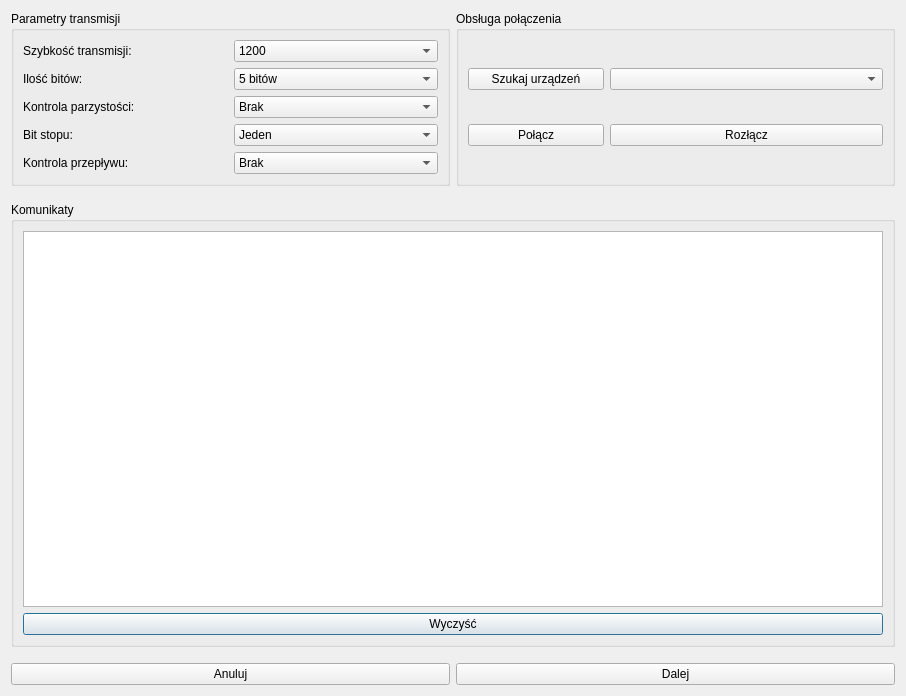
This is BBot/ui/communicationwindow.ui in AdamKrzykala/Balancing-robot-STM32-Qt5-App as Qt 5 draws it before an edit. The edited form follows.
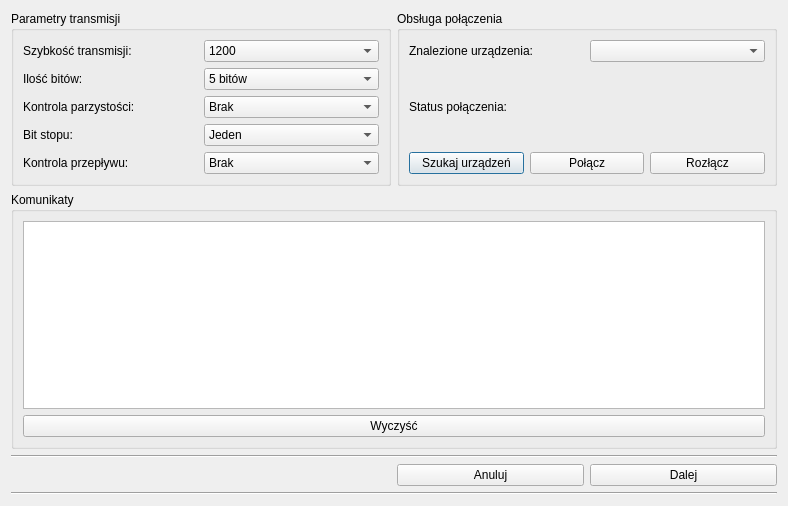
This is the edited form.

```diff
--- a/BBot/ui/communicationwindow.ui
+++ b/BBot/ui/communicationwindow.ui
@@ -6,56 +6,80 @@
    <rect>
     <x>0</x>
     <y>0</y>
-    <width>906</width>
-    <height>696</height>
+    <width>788</width>
+    <height>506</height>
    </rect>
   </property>
   <property name="windowTitle">
    <string>Łączenie</string>
   </property>
   <layout class="QGridLayout" name="gridLayout_4">
-   <item row="1" column="0" colspan="2">
-    <spacer name="verticalSpacer">
-     <property name="orientation">
-      <enum>Qt::Vertical</enum>
-     </property>
-     <property name="sizeType">
-      <enum>QSizePolicy::Preferred</enum>
-     </property>
-     <property name="sizeHint" stdset="0">
-      <size>
-       <width>20</width>
-       <height>10</height>
-      </size>
-     </property>
-    </spacer>
-   </item>
-   <item row="2" column="0" colspan="2">
-    <widget class="QGroupBox" name="groupBox_2">
+   <item row="0" column="1">
+    <widget class="QGroupBox" name="groupBox_3">
      <property name="title">
-      <string>Komunikaty</string>
+      <string>Obsługa połączenia</string>
      </property>
-     <layout class="QGridLayout" name="gridLayout_2">
+     <layout class="QGridLayout" name="gridLayout_3">
       <item row="0" column="0">
-       <widget class="QTextBrowser" name="textBrowser_Logs"/>
+       <layout class="QHBoxLayout" name="horizontalLayout_8">
+        <item>
+         <widget class="QLabel" name="label_7">
+          <property name="text">
+           <string>Znalezione urządzenia:</string>
+          </property>
+         </widget>
+        </item>
+        <item>
+         <widget class="QComboBox" name="comboBox_Devices"/>
+        </item>
+       </layout>
       </item>
       <item row="1" column="0">
-       <widget class="QPushButton" name="pushButton_Clear">
-        <property name="text">
-         <string>Wyczyść</string>
-        </property>
-       </widget>
+       <layout class="QHBoxLayout" name="horizontalLayout_6">
+        <item>
+         <widget class="QLabel" name="label_6">
+          <property name="text">
+           <string>Status połączenia:</string>
+          </property>
+         </widget>
+        </item>
+        <item>
+         <widget class="QLabel" name="label_ConnectionStatus">
+          <property name="text">
+           <string/>
+          </property>
+         </widget>
+        </item>
+       </layout>
+      </item>
+      <item row="2" column="0">
+       <layout class="QHBoxLayout" name="horizontalLayout_7">
+        <item>
+         <widget class="QPushButton" name="pushButton_Search">
+          <property name="text">
+           <string>Szukaj urządzeń</string>
+          </property>
+         </widget>
+        </item>
+        <item>
+         <widget class="QPushButton" name="pushButton_Connect">
+          <property name="text">
+           <string>Połącz</string>
+          </property>
+         </widget>
+        </item>
+        <item>
+         <widget class="QPushButton" name="pushButton_Disconnect">
+          <property name="text">
+           <string>Rozłącz</string>
+          </property>
+         </widget>
+        </item>
+       </layout>
       </item>
      </layout>
     </widget>
    </item>
-   <item row="4" column="1">
-    <widget class="QPushButton" name="pushButton_Continue">
-     <property name="text">
-      <string>Dalej</string>
-     </property>
-    </widget>
-   </item>
    <item row="0" column="0">
     <widget class="QGroupBox" name="groupBox">
      <property name="title">
@@ -275,61 +299,56 @@
      </layout>
     </widget>
    </item>
-   <item row="0" column="1">
-    <widget class="QGroupBox" name="groupBox_3">
+   <item row="3" column="1">
+    <layout class="QHBoxLayout" name="horizontalLayout_9">
+     <item>
+      <widget class="QPushButton" name="pushButton_Cancel">
+       <property name="text">
+        <string>Anuluj</string>
+       </property>
+      </widget>
+     </item>
+     <item>
+      <widget class="QPushButton" name="pushButton_Continue">
+       <property name="text">
+        <string>Dalej</string>
+       </property>
+      </widget>
+     </item>
+    </layout>
+   </item>
+   <item row="2" column="0" colspan="2">
+    <widget class="Line" name="line">
+     <property name="orientation">
+      <enum>Qt::Horizontal</enum>
+     </property>
+    </widget>
+   </item>
+   <item row="1" column="0" colspan="2">
+    <widget class="QGroupBox" name="groupBox_2">
      <property name="title">
-      <string>Obsługa połączenia</string>
+      <string>Komunikaty</string>
      </property>
-     <layout class="QGridLayout" name="gridLayout_3">
-      <item row="1" column="0">
-       <widget class="QPushButton" name="pushButton_Connect">
-        <property name="text">
-         <string>Połącz</string>
-        </property>
-       </widget>
-      </item>
-      <item row="1" column="1" colspan="2">
-       <widget class="QPushButton" name="pushButton_Disconnect">
-        <property name="text">
-         <string>Rozłącz</string>
-        </property>
-       </widget>
-      </item>
+     <layout class="QGridLayout" name="gridLayout_2">
       <item row="0" column="0">
-       <widget class="QPushButton" name="pushButton_Search">
+       <widget class="QTextBrowser" name="textBrowser_Logs"/>
+      </item>
+      <item row="1" column="0">
+       <widget class="QPushButton" name="pushButton_Clear">
         <property name="text">
-         <string>Szukaj urządzeń</string>
+         <string>Wyczyść</string>
         </property>
        </widget>
       </item>
-      <item row="0" column="1" colspan="2">
-       <widget class="QComboBox" name="comboBox_Devices"/>
-      </item>
      </layout>
     </widget>
    </item>
-   <item row="4" column="0">
-    <widget class="QPushButton" name="pushButton_Cancel">
-     <property name="text">
-      <string>Anuluj</string>
-     </property>
-    </widget>
-   </item>
-   <item row="3" column="0" colspan="2">
-    <spacer name="verticalSpacer_2">
+   <item row="4" column="0" colspan="2">
+    <widget class="Line" name="line_2">
      <property name="orientation">
-      <enum>Qt::Vertical</enum>
+      <enum>Qt::Horizontal</enum>
      </property>
-     <property name="sizeType">
-      <enum>QSizePolicy::Preferred</enum>
-     </property>
-     <property name="sizeHint" stdset="0">
-      <size>
-       <width>20</width>
-       <height>10</height>
-      </size>
-     </property>
-    </spacer>
+    </widget>
    </item>
   </layout>
  </widget>
```
